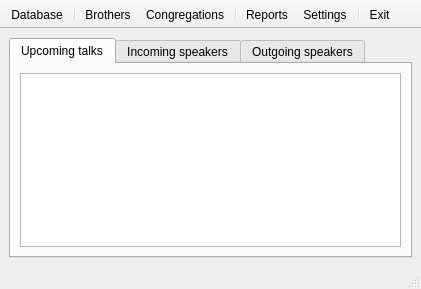
This is pyTalkManager/gui/MainWindow.ui in JoelMon/pyTalkManager as Qt 5 draws it before an edit. The edited form follows.
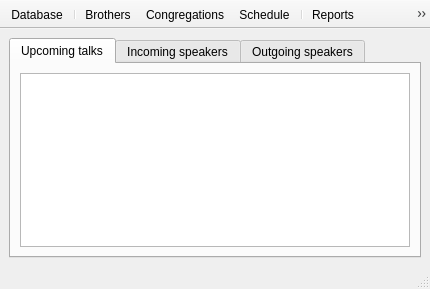
This is the edited form. Icons and pictures are not drawn.

Patch:
```diff
--- a/pyTalkManager/gui/MainWindow.ui
+++ b/pyTalkManager/gui/MainWindow.ui
@@ -6,7 +6,7 @@
    <rect>
     <x>0</x>
     <y>0</y>
-    <width>421</width>
+    <width>430</width>
     <height>289</height>
    </rect>
   </property>
@@ -83,6 +83,7 @@
    <addaction name="separator"/>
    <addaction name="actionBrothers"/>
    <addaction name="actionCongregation"/>
+   <addaction name="actionSchedule"/>
    <addaction name="separator"/>
    <addaction name="actionReports"/>
    <addaction name="actionSettings"/>
@@ -158,6 +159,18 @@
     <string>Exit</string>
    </property>
   </action>
+  <action name="actionSchedule">
+   <property name="icon">
+    <iconset resource="resource/icons.qrc">
+     <normaloff>:/MainWindow/schedule.png</normaloff>:/MainWindow/schedule.png</iconset>
+   </property>
+   <property name="text">
+    <string>Schedule</string>
+   </property>
+   <property name="toolTip">
+    <string>Set schedule</string>
+   </property>
+  </action>
  </widget>
  <resources>
   <include location="resource/icons.qrc"/>
```
